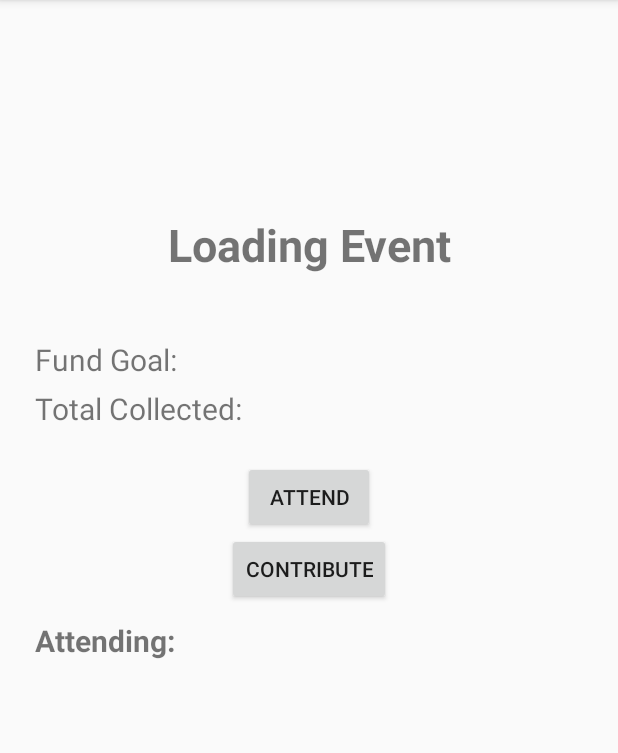
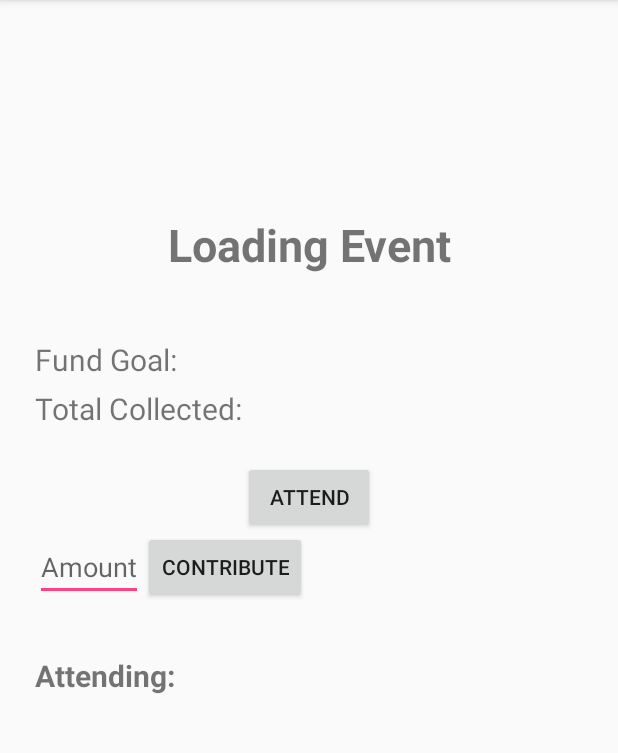
Before and after one commit to sjverduguez/FeedTheKitty, an Android app: the EventDetailsActivity screen opened directly, with no data from a screen before it, on a phone screen of 412 x 824 dp, the part 84-837 px from its top. Run offline under Robolectric (Android 15) with nearby library versions, the phone set to English and light mode, and no system bars; our stand-ins replace Firebase (no records; nobody signed in at launch, a user with empty details on screens opened directly); 4 statements that could not run were skipped.

Commit message:
Ability to make payments

```diff
--- a/app/src/main/java/com/example/stephanie/feedthekitty/EventDetailsActivity.java
+++ b/app/src/main/java/com/example/stephanie/feedthekitty/EventDetailsActivity.java
@@ -1,9 +1,12 @@
 package com.example.stephanie.feedthekitty;
 
+import android.content.Context;
+import android.content.SharedPreferences;
 import android.support.v7.app.AppCompatActivity;
 import android.os.Bundle;
 import android.view.View;
 import android.widget.Button;
+import android.widget.EditText;
 import android.widget.TextView;
 import android.widget.Toast;
 
@@ -23,6 +26,12 @@ public class EventDetailsActivity extends AppCompatActivity {
     TextView fundGoal;
     TextView description;
 
+    EditText contributeAmount;
+
+
+    String event_id;
+    String accessToken;
+
     Button attend_button;
     Button contri_button;
 
@@ -35,7 +44,7 @@ public class EventDetailsActivity extends AppCompatActivity {
         setContentView(R.layout.activity_event_details);
 
 
-
+        contributeAmount = (EditText) findViewById(R.id.detail_contribute_amount);
         fundGoal = (TextView) findViewById(R.id.fund_goal);
 
         eventName = (TextView) findViewById(R.id.eventName);
@@ -47,7 +56,7 @@ public class EventDetailsActivity extends AppCompatActivity {
         attend_button = (Button) findViewById(R.id.detail_attend_button);
         contri_button = (Button) findViewById(R.id.detail_contri_button);
 
-        final String event_id = getIntent().getStringExtra("EVENT_ID");
+        event_id = getIntent().getStringExtra("EVENT_ID");
         DatabaseReference events = FirebaseDatabase.getInstance()
                 .getReferenceFromUrl("https://feedthekitty-a803d.firebaseio.com");
 
@@ -58,6 +67,7 @@ public class EventDetailsActivity extends AppCompatActivity {
                 eventName.setText(eventDetails.child("Name").getValue().toString());
                 fundGoal.setText("Fund Goal: $" + eventDetails.child("Fund Goal").getValue().toString());
                 description.setText(eventDetails.child("Description").getValue().toString());
+                accessToken = eventDetails.child("AccessToken").getValue().toString();
                 // fundTotal.setText("Total Collected: $" + goal);
 
             }
@@ -79,9 +89,12 @@ public class EventDetailsActivity extends AppCompatActivity {
         });
 
         contri_button.setOnClickListener(new View.OnClickListener() {
+            SharedPreferences sharedPref = getApplicationContext().getSharedPreferences("com.example.stephanie.FeedTheKitty", Context.MODE_PRIVATE);
+            String name = sharedPref.getString("UserName", "Anonymous");
+
             @Override
             public void onClick(View view) {
-                //TODO: need WePay for this
+                WePay.checkout(getApplicationContext(), Integer.parseInt(event_id), name, Float.parseFloat(contributeAmount.getText().toString()), accessToken);
             }
         });
 
--- a/app/src/main/res/layout/activity_event_details.xml
+++ b/app/src/main/res/layout/activity_event_details.xml
@@ -70,6 +70,19 @@
             android:layout_gravity="center"
             android:text="@string/atn_button" />
 
+        <LinearLayout
+            android:layout_width="match_parent"
+            android:layout_height="66dp"
+            android:layout_marginBottom="15dp"
+            android:orientation="horizontal">
+
+            <EditText
+                android:id="@+id/detail_contribute_amount"
+                android:layout_width="wrap_content"
+                android:layout_height="wrap_content"
+                android:hint="Amount"
+                android:inputType="numberDecimal"/>
+
             <Button
                 android:id="@+id/detail_contri_button"
                 android:layout_width="wrap_content"
@@ -77,6 +90,8 @@
                 android:layout_gravity="center"
                 android:layout_marginBottom="10dp"
                 android:text="@string/contri_button" />
+
+        </LinearLayout>
 
         <TextView
             android:id="@+id/detail_attend_string"
```
Also changed, not shown: app/src/main/java/com/example/stephanie/feedthekitty/WePay.java (+9 -3 lines). Lines whose indentation alone changed are shown as unchanged.
